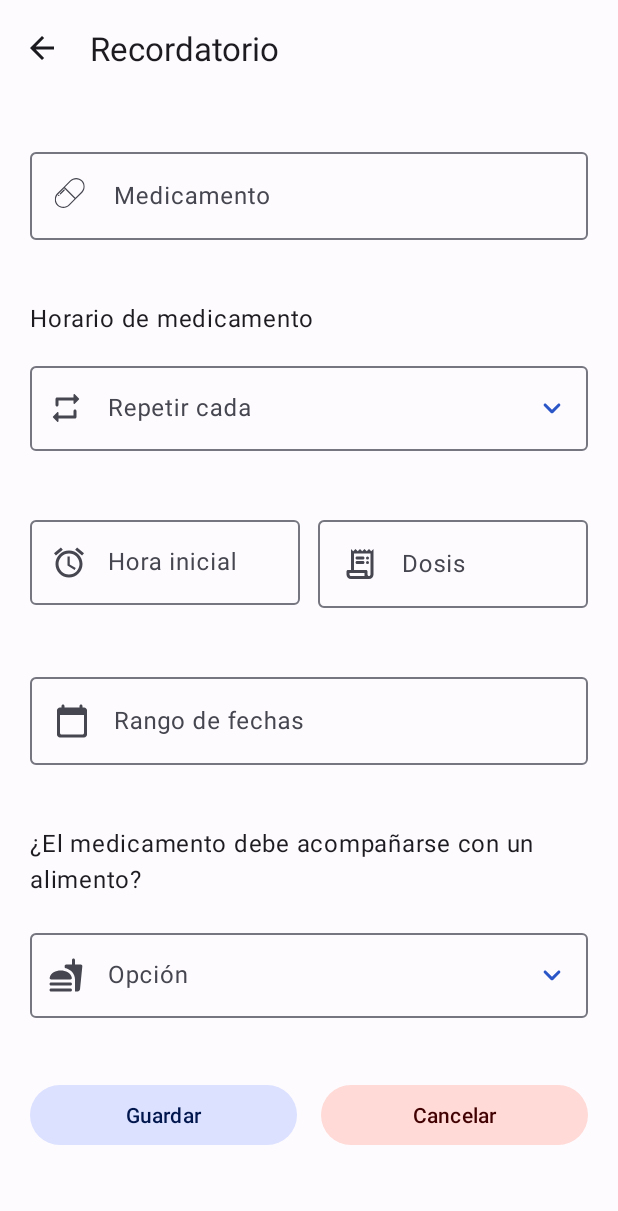
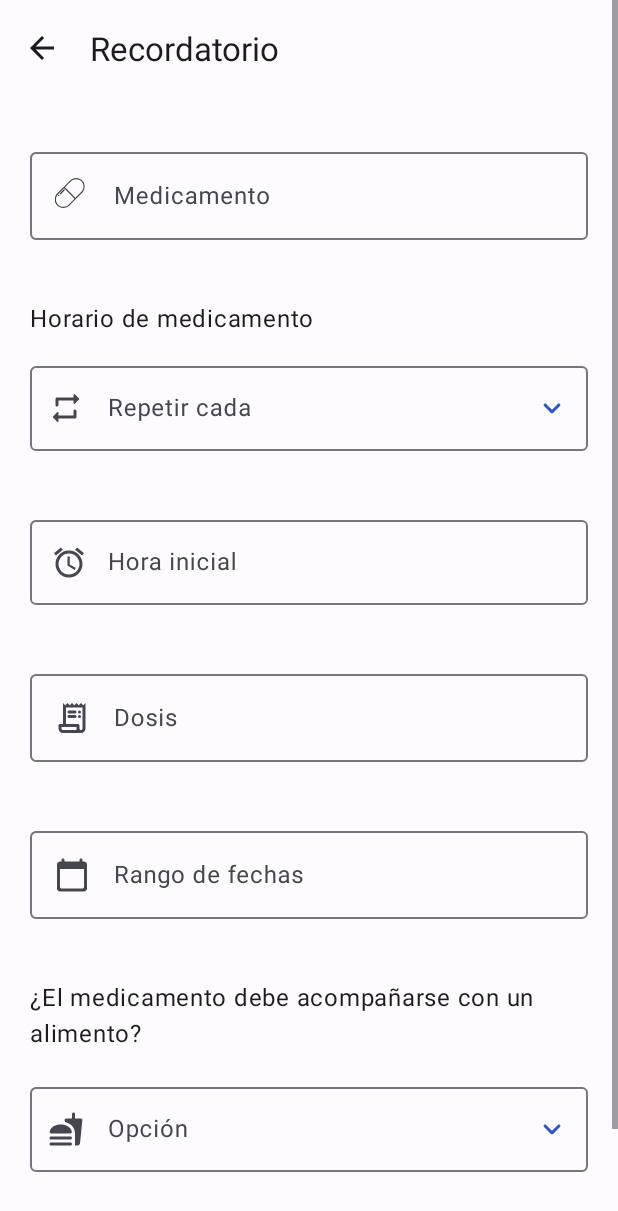
Before and after one commit to Rodrigo1619/Notimed, an Android app: the AddReminderFragment screen opened through its navigation route, on a phone screen of 412 x 824 dp. Shown: the top 1211 px of the screen. Run offline under Robolectric (Android 15) with nearby library versions, the phone set to English and light mode, and no system bars; our stand-ins replace data binding.

Commit message:
fix: TextInputLayout in AddReminder size

```diff
--- a/notimed-android-app/app/src/main/res/layout/fragment_add_reminder.xml
+++ b/notimed-android-app/app/src/main/res/layout/fragment_add_reminder.xml
@@ -90,15 +90,17 @@
                     style="@style/Widget.Material3.TextInputLayout.OutlinedBox.ExposedDropdownMenu"
                     android:layout_width="0dp"
                     android:layout_height="wrap_content"
+                    android:layout_marginTop="@dimen/smallGap"
+                    android:layout_marginBottom="@dimen/margin_20dp"
                     android:hint="@string/times_a_day_hint"
                     app:endIconDrawable="@drawable/ic_arrow_down"
                     app:endIconMode="dropdown_menu"
                     app:endIconTint="?colorPrimary"
                     app:errorEnabled="true"
                     app:errorIconTint="?colorError"
-                    android:layout_marginTop="@dimen/smallGap"
                     app:errorTextColor="?colorError"
                     app:helperTextEnabled="true"
+                    app:layout_constraintBottom_toTopOf="@+id/hour_edit"
                     app:layout_constraintEnd_toEndOf="parent"
                     app:layout_constraintStart_toStartOf="parent"
                     app:layout_constraintTop_toBottomOf="@+id/labelSchedule"
@@ -109,8 +111,7 @@
                         android:layout_width="match_parent"
                         android:layout_height="wrap_content"
                         android:inputType="none"
-                        tools:ignore="LabelFor"
-                        />
+                        tools:ignore="LabelFor" />
 
                 </com.google.android.material.textfield.TextInputLayout>
 
@@ -118,20 +119,19 @@
                 <com.google.android.material.textfield.TextInputLayout
                     android:id="@+id/hour_edit"
                     android:layout_width="0dp"
-                    android:layout_height="0dp"
-                    android:layout_marginEnd="@dimen/gap12dp"
+                    android:layout_height="wrap_content"
+                    android:layout_marginBottom="20dp"
                     android:clickable="true"
                     android:focusable="true"
                     android:focusableInTouchMode="false"
-                    android:paddingVertical="@dimen/margin_20dp"
                     app:endIconMode="clear_text"
                     app:errorEnabled="true"
                     app:errorIconTint="?colorError"
                     app:errorTextColor="?colorError"
                     app:helperTextEnabled="true"
                     app:hintEnabled="true"
-                    app:layout_constraintBottom_toTopOf="@+id/rangeDate"
-                    app:layout_constraintEnd_toStartOf="@+id/dose_edit"
+                    app:layout_constraintBottom_toTopOf="@+id/dose_edit"
+                    app:layout_constraintEnd_toEndOf="parent"
                     app:layout_constraintStart_toStartOf="parent"
                     app:layout_constraintTop_toBottomOf="@id/editTimesADay">
 
@@ -155,7 +155,6 @@
                     android:id="@+id/dose_edit"
                     android:layout_width="0dp"
                     android:layout_height="wrap_content"
-                    android:paddingTop="@dimen/margin_20dp"
                     app:endIconMode="clear_text"
                     app:errorEnabled="true"
                     app:errorIconTint="?colorError"
@@ -163,12 +162,12 @@
                     app:helperTextEnabled="true"
                     app:layout_constraintBottom_toTopOf="@id/rangeDate"
                     app:layout_constraintEnd_toEndOf="parent"
-                    app:layout_constraintStart_toEndOf="@+id/hour_edit"
-                    app:layout_constraintTop_toBottomOf="@+id/editTimesADay">
+                    app:layout_constraintStart_toStartOf="parent"
+                    app:layout_constraintTop_toBottomOf="@+id/hour_edit">
 
                     <com.google.android.material.textfield.TextInputEditText
                         android:layout_width="match_parent"
-                        android:layout_height="match_parent"
+                        android:layout_height="wrap_content"
                         android:drawableStart="@drawable/ic_dose"
                         android:drawablePadding="@dimen/smallGap"
                         android:hint="@string/labelDose"
```
